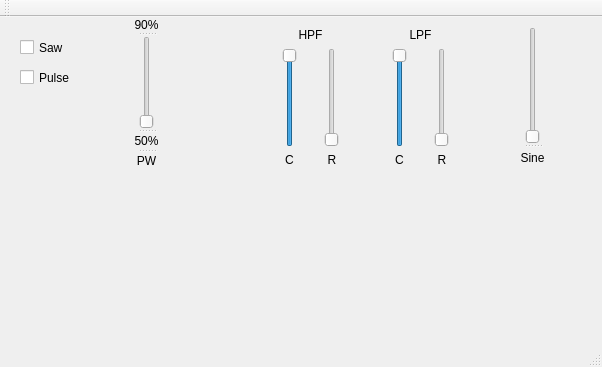
CampNowhere/CS84, file csjack.ui: the form before one commit.
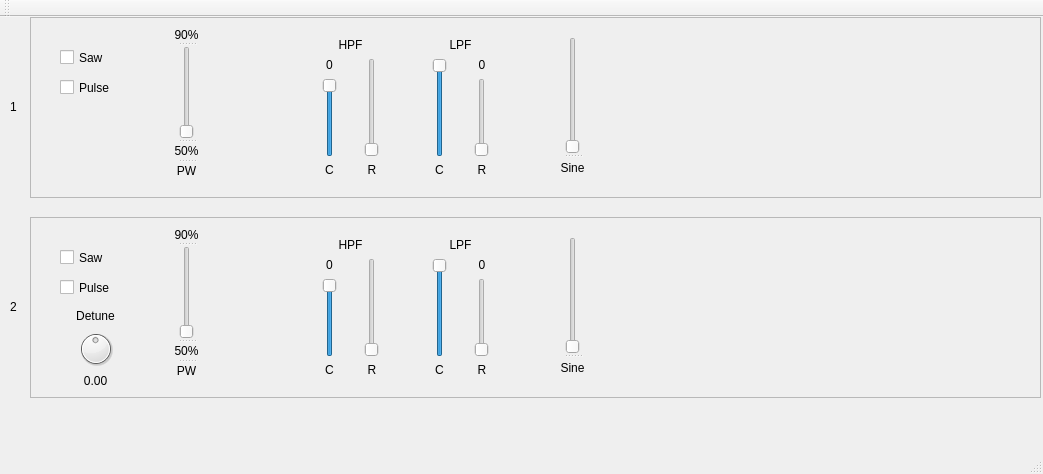
The form after the commit.

Commit message: Add chan 2 and detune controls, variables

What changed in the file:
```diff
--- a/csjack.ui
+++ b/csjack.ui
@@ -6,32 +6,34 @@
    <rect>
     <x>0</x>
     <y>0</y>
-    <width>602</width>
-    <height>367</height>
+    <width>1043</width>
+    <height>474</height>
    </rect>
   </property>
   <property name="windowTitle">
    <string>CSJack</string>
   </property>
   <widget class="QWidget" name="centralWidget">
-   <widget class="QCheckBox" name="sawToggle">
+   <widget class="QFrame" name="channel_1">
     <property name="geometry">
      <rect>
-      <x>20</x>
-      <y>20</y>
-      <width>88</width>
-      <height>21</height>
+      <x>30</x>
+      <y>0</y>
+      <width>1011</width>
+      <height>181</height>
      </rect>
     </property>
-    <property name="text">
-     <string>Saw</string>
+    <property name="frameShape">
+     <enum>QFrame::StyledPanel</enum>
     </property>
-   </widget>
+    <property name="frameShadow">
+     <enum>QFrame::Raised</enum>
+    </property>
    <widget class="QCheckBox" name="pulseToggle">
     <property name="geometry">
      <rect>
-      <x>20</x>
-      <y>50</y>
+       <x>30</x>
+       <y>60</y>
       <width>88</width>
       <height>21</height>
      </rect>
@@ -40,19 +42,72 @@
      <string>Pulse</string>
     </property>
    </widget>
-   <widget class="QSplitter" name="splitter">
+    <widget class="QWidget" name="verticalLayoutWidget_2">
     <property name="geometry">
      <rect>
-      <x>500</x>
+       <x>380</x>
       <y>10</y>
-      <width>65</width>
-      <height>141</height>
-     </rect>
-    </property>
+       <width>101</width>
+       <height>161</height>
+      </rect>
+     </property>
+     <layout class="QVBoxLayout" name="lpf_container">
+      <item>
+       <widget class="QLabel" name="label_10">
+        <property name="enabled">
+         <bool>true</bool>
+        </property>
+        <property name="text">
+         <string>LPF</string>
+        </property>
+        <property name="alignment">
+         <set>Qt::AlignCenter</set>
+        </property>
+       </widget>
+      </item>
+      <item>
+       <layout class="QHBoxLayout" name="horizontalLayout_2">
+        <item>
+         <layout class="QVBoxLayout" name="verticalLayout_5">
+          <item alignment="Qt::AlignHCenter">
+           <widget class="QSlider" name="lpf_cutoff">
+            <property name="maximum">
+             <number>255</number>
+            </property>
+            <property name="value">
+             <number>255</number>
+            </property>
     <property name="orientation">
      <enum>Qt::Vertical</enum>
     </property>
-    <widget class="QSlider" name="sineLevel">
+           </widget>
+          </item>
+          <item>
+           <widget class="QLabel" name="label_12">
+            <property name="text">
+             <string>C</string>
+            </property>
+            <property name="alignment">
+             <set>Qt::AlignCenter</set>
+            </property>
+           </widget>
+          </item>
+         </layout>
+        </item>
+        <item>
+         <layout class="QVBoxLayout" name="verticalLayout_4">
+          <item>
+           <widget class="QLabel" name="lpf_r_label">
+            <property name="text">
+             <string>0</string>
+            </property>
+            <property name="alignment">
+             <set>Qt::AlignCenter</set>
+            </property>
+           </widget>
+          </item>
+          <item alignment="Qt::AlignHCenter">
+           <widget class="QSlider" name="lpf_resonance">
      <property name="maximum">
       <number>100</number>
      </property>
@@ -60,20 +115,41 @@
       <enum>Qt::Vertical</enum>
      </property>
     </widget>
-    <widget class="QLabel" name="label">
+          </item>
+          <item>
+           <widget class="QLabel" name="label_11">
      <property name="text">
-      <string>Sine</string>
+             <string>R</string>
      </property>
      <property name="alignment">
       <set>Qt::AlignCenter</set>
      </property>
     </widget>
+          </item>
+         </layout>
+        </item>
+       </layout>
+      </item>
+     </layout>
+    </widget>
+    <widget class="QCheckBox" name="sawToggle">
+     <property name="geometry">
+      <rect>
+       <x>30</x>
+       <y>30</y>
+       <width>88</width>
+       <height>21</height>
+      </rect>
+     </property>
+     <property name="text">
+      <string>Saw</string>
+     </property>
    </widget>
    <widget class="QSplitter" name="splitter_2">
     <property name="geometry">
      <rect>
-      <x>110</x>
-      <y>0</y>
+       <x>120</x>
+       <y>10</y>
       <width>73</width>
       <height>151</height>
      </rect>
@@ -117,11 +193,40 @@
      </property>
     </widget>
    </widget>
+    <widget class="QSplitter" name="splitter">
+     <property name="geometry">
+      <rect>
+       <x>510</x>
+       <y>20</y>
+       <width>65</width>
+       <height>141</height>
+      </rect>
+     </property>
+     <property name="orientation">
+      <enum>Qt::Vertical</enum>
+     </property>
+     <widget class="QSlider" name="sineLevel">
+      <property name="maximum">
+       <number>100</number>
+      </property>
+      <property name="orientation">
+       <enum>Qt::Vertical</enum>
+      </property>
+     </widget>
+     <widget class="QLabel" name="label">
+      <property name="text">
+       <string>Sine</string>
+      </property>
+      <property name="alignment">
+       <set>Qt::AlignCenter</set>
+      </property>
+     </widget>
+    </widget>
    <widget class="QWidget" name="verticalLayoutWidget">
     <property name="geometry">
      <rect>
-      <x>260</x>
-      <y>0</y>
+       <x>270</x>
+       <y>10</y>
       <width>101</width>
       <height>161</height>
      </rect>
@@ -144,6 +249,16 @@
       <layout class="QHBoxLayout" name="horizontalLayout">
        <item>
         <layout class="QVBoxLayout" name="verticalLayout_2">
+          <item>
+           <widget class="QLabel" name="hpf_c_label">
+            <property name="text">
+             <string>0</string>
+            </property>
+            <property name="alignment">
+             <set>Qt::AlignCenter</set>
+            </property>
+           </widget>
+          </item>
          <item alignment="Qt::AlignHCenter">
           <widget class="QSlider" name="hpf_cutoff">
            <property name="maximum">
@@ -197,18 +312,60 @@
      </item>
     </layout>
    </widget>
-   <widget class="QWidget" name="verticalLayoutWidget_2">
+   </widget>
+   <widget class="QLabel" name="label_5">
     <property name="geometry">
      <rect>
-      <x>370</x>
-      <y>0</y>
+      <x>10</x>
+      <y>80</y>
+      <width>21</width>
+      <height>19</height>
+     </rect>
+    </property>
+    <property name="text">
+     <string>1</string>
+    </property>
+   </widget>
+   <widget class="QFrame" name="channel_2">
+    <property name="geometry">
+     <rect>
+      <x>30</x>
+      <y>200</y>
+      <width>1011</width>
+      <height>181</height>
+     </rect>
+    </property>
+    <property name="frameShape">
+     <enum>QFrame::StyledPanel</enum>
+    </property>
+    <property name="frameShadow">
+     <enum>QFrame::Raised</enum>
+    </property>
+    <widget class="QCheckBox" name="pulseToggle_2">
+     <property name="geometry">
+      <rect>
+       <x>30</x>
+       <y>60</y>
+       <width>88</width>
+       <height>21</height>
+      </rect>
+     </property>
+     <property name="text">
+      <string>Pulse</string>
+     </property>
+    </widget>
+    <widget class="QWidget" name="verticalLayoutWidget_3">
+     <property name="geometry">
+      <rect>
+       <x>380</x>
+       <y>10</y>
       <width>101</width>
       <height>161</height>
      </rect>
     </property>
-    <layout class="QVBoxLayout" name="lpf_container">
+     <layout class="QVBoxLayout" name="lpf_container_2">
      <item>
-      <widget class="QLabel" name="label_10">
+       <widget class="QLabel" name="label_13">
        <property name="enabled">
         <bool>true</bool>
        </property>
@@ -221,11 +378,11 @@
       </widget>
      </item>
      <item>
-      <layout class="QHBoxLayout" name="horizontalLayout_2">
+       <layout class="QHBoxLayout" name="horizontalLayout_3">
        <item>
-        <layout class="QVBoxLayout" name="verticalLayout_5">
+         <layout class="QVBoxLayout" name="verticalLayout_6">
          <item alignment="Qt::AlignHCenter">
-          <widget class="QSlider" name="lpf_cutoff">
+           <widget class="QSlider" name="lpf_cutoff_2">
            <property name="maximum">
             <number>255</number>
            </property>
@@ -238,7 +395,7 @@
           </widget>
          </item>
          <item>
-          <widget class="QLabel" name="label_12">
+           <widget class="QLabel" name="label_14">
            <property name="text">
             <string>C</string>
            </property>
@@ -250,9 +407,19 @@
         </layout>
        </item>
        <item>
-        <layout class="QVBoxLayout" name="verticalLayout_4">
+         <layout class="QVBoxLayout" name="verticalLayout_7">
+          <item>
+           <widget class="QLabel" name="lpf_r_label_2">
+            <property name="text">
+             <string>0</string>
+            </property>
+            <property name="alignment">
+             <set>Qt::AlignCenter</set>
+            </property>
+           </widget>
+          </item>
          <item alignment="Qt::AlignHCenter">
-          <widget class="QSlider" name="lpf_resonance">
+           <widget class="QSlider" name="lpf_resonance_2">
            <property name="maximum">
             <number>100</number>
            </property>
@@ -262,7 +429,7 @@
           </widget>
          </item>
          <item>
-          <widget class="QLabel" name="label_11">
+           <widget class="QLabel" name="label_15">
            <property name="text">
             <string>R</string>
            </property>
@@ -276,6 +443,245 @@
       </layout>
      </item>
     </layout>
+    </widget>
+    <widget class="QCheckBox" name="sawToggle_2">
+     <property name="geometry">
+      <rect>
+       <x>30</x>
+       <y>30</y>
+       <width>88</width>
+       <height>21</height>
+      </rect>
+     </property>
+     <property name="text">
+      <string>Saw</string>
+     </property>
+    </widget>
+    <widget class="QSplitter" name="splitter_3">
+     <property name="geometry">
+      <rect>
+       <x>120</x>
+       <y>10</y>
+       <width>73</width>
+       <height>151</height>
+      </rect>
+     </property>
+     <property name="orientation">
+      <enum>Qt::Vertical</enum>
+     </property>
+     <widget class="QLabel" name="label_6">
+      <property name="text">
+       <string>90%</string>
+      </property>
+      <property name="alignment">
+       <set>Qt::AlignCenter</set>
+      </property>
+     </widget>
+     <widget class="QSlider" name="pulseWidth_2">
+      <property name="minimum">
+       <number>50</number>
+      </property>
+      <property name="maximum">
+       <number>90</number>
+      </property>
+      <property name="orientation">
+       <enum>Qt::Vertical</enum>
+      </property>
+     </widget>
+     <widget class="QLabel" name="label_16">
+      <property name="text">
+       <string>50%</string>
+      </property>
+      <property name="alignment">
+       <set>Qt::AlignCenter</set>
+      </property>
+     </widget>
+     <widget class="QLabel" name="label_17">
+      <property name="text">
+       <string>PW</string>
+      </property>
+      <property name="alignment">
+       <set>Qt::AlignCenter</set>
+      </property>
+     </widget>
+    </widget>
+    <widget class="QSplitter" name="splitter_4">
+     <property name="geometry">
+      <rect>
+       <x>510</x>
+       <y>20</y>
+       <width>65</width>
+       <height>141</height>
+      </rect>
+     </property>
+     <property name="orientation">
+      <enum>Qt::Vertical</enum>
+     </property>
+     <widget class="QSlider" name="sineLevel_2">
+      <property name="maximum">
+       <number>100</number>
+      </property>
+      <property name="orientation">
+       <enum>Qt::Vertical</enum>
+      </property>
+     </widget>
+     <widget class="QLabel" name="label_18">
+      <property name="text">
+       <string>Sine</string>
+      </property>
+      <property name="alignment">
+       <set>Qt::AlignCenter</set>
+      </property>
+     </widget>
+    </widget>
+    <widget class="QWidget" name="verticalLayoutWidget_4">
+     <property name="geometry">
+      <rect>
+       <x>270</x>
+       <y>10</y>
+       <width>101</width>
+       <height>161</height>
+      </rect>
+     </property>
+     <layout class="QVBoxLayout" name="hpf_container_2">
+      <item>
+       <widget class="QLabel" name="label_19">
+        <property name="enabled">
+         <bool>true</bool>
+        </property>
+        <property name="text">
+         <string>HPF</string>
+        </property>
+        <property name="alignment">
+         <set>Qt::AlignCenter</set>
+        </property>
+       </widget>
+      </item>
+      <item>
+       <layout class="QHBoxLayout" name="horizontalLayout_4">
+        <item>
+         <layout class="QVBoxLayout" name="verticalLayout_8">
+          <item>
+           <widget class="QLabel" name="hpf_c_label_2">
+            <property name="text">
+             <string>0</string>
+            </property>
+            <property name="alignment">
+             <set>Qt::AlignCenter</set>
+            </property>
+           </widget>
+          </item>
+          <item alignment="Qt::AlignHCenter">
+           <widget class="QSlider" name="hpf_cutoff_2">
+            <property name="maximum">
+             <number>255</number>
+            </property>
+            <property name="value">
+             <number>255</number>
+            </property>
+            <property name="orientation">
+             <enum>Qt::Vertical</enum>
+            </property>
+           </widget>
+          </item>
+          <item>
+           <widget class="QLabel" name="label_20">
+            <property name="text">
+             <string>C</string>
+            </property>
+            <property name="alignment">
+             <set>Qt::AlignCenter</set>
+            </property>
+           </widget>
+          </item>
+         </layout>
+        </item>
+        <item>
+         <layout class="QVBoxLayout" name="verticalLayout_9">
+          <item alignment="Qt::AlignHCenter">
+           <widget class="QSlider" name="hpf_resonance_2">
+            <property name="maximum">
+             <number>100</number>
+            </property>
+            <property name="orientation">
+             <enum>Qt::Vertical</enum>
+            </property>
+           </widget>
+          </item>
+          <item>
+           <widget class="QLabel" name="label_21">
+            <property name="text">
+             <string>R</string>
+            </property>
+            <property name="alignment">
+             <set>Qt::AlignCenter</set>
+            </property>
+           </widget>
+          </item>
+         </layout>
+        </item>
+       </layout>
+      </item>
+     </layout>
+    </widget>
+    <widget class="QWidget" name="verticalLayoutWidget_5">
+     <property name="geometry">
+      <rect>
+       <x>10</x>
+       <y>81</y>
+       <width>111</width>
+       <height>101</height>
+      </rect>
+     </property>
+     <layout class="QVBoxLayout" name="verticalLayout">
+      <item>
+       <widget class="QLabel" name="label_24">
+        <property name="text">
+         <string>Detune</string>
+        </property>
+        <property name="alignment">
+         <set>Qt::AlignCenter</set>
+        </property>
+       </widget>
+      </item>
+      <item>
+       <widget class="QDial" name="detune">
+        <property name="minimum">
+         <number>-100</number>
+        </property>
+        <property name="maximum">
+         <number>100</number>
+        </property>
+        <property name="notchesVisible">
+         <bool>false</bool>
+        </property>
+       </widget>
+      </item>
+      <item>
+       <widget class="QLabel" name="detune_value">
+        <property name="text">
+         <string>0.00</string>
+        </property>
+        <property name="alignment">
+         <set>Qt::AlignCenter</set>
+        </property>
+       </widget>
+      </item>
+     </layout>
+    </widget>
+   </widget>
+   <widget class="QLabel" name="label_22">
+    <property name="geometry">
+     <rect>
+      <x>10</x>
+      <y>280</y>
+      <width>21</width>
+      <height>19</height>
+     </rect>
+    </property>
+    <property name="text">
+     <string>2</string>
+    </property>
    </widget>
   </widget>
   <widget class="QMenuBar" name="menuBar">
```
Left out of the diff: 23 changed lines with no effect on the pictures. Lines whose indentation alone changed are shown as unchanged. The commit also changes 6 other files.
